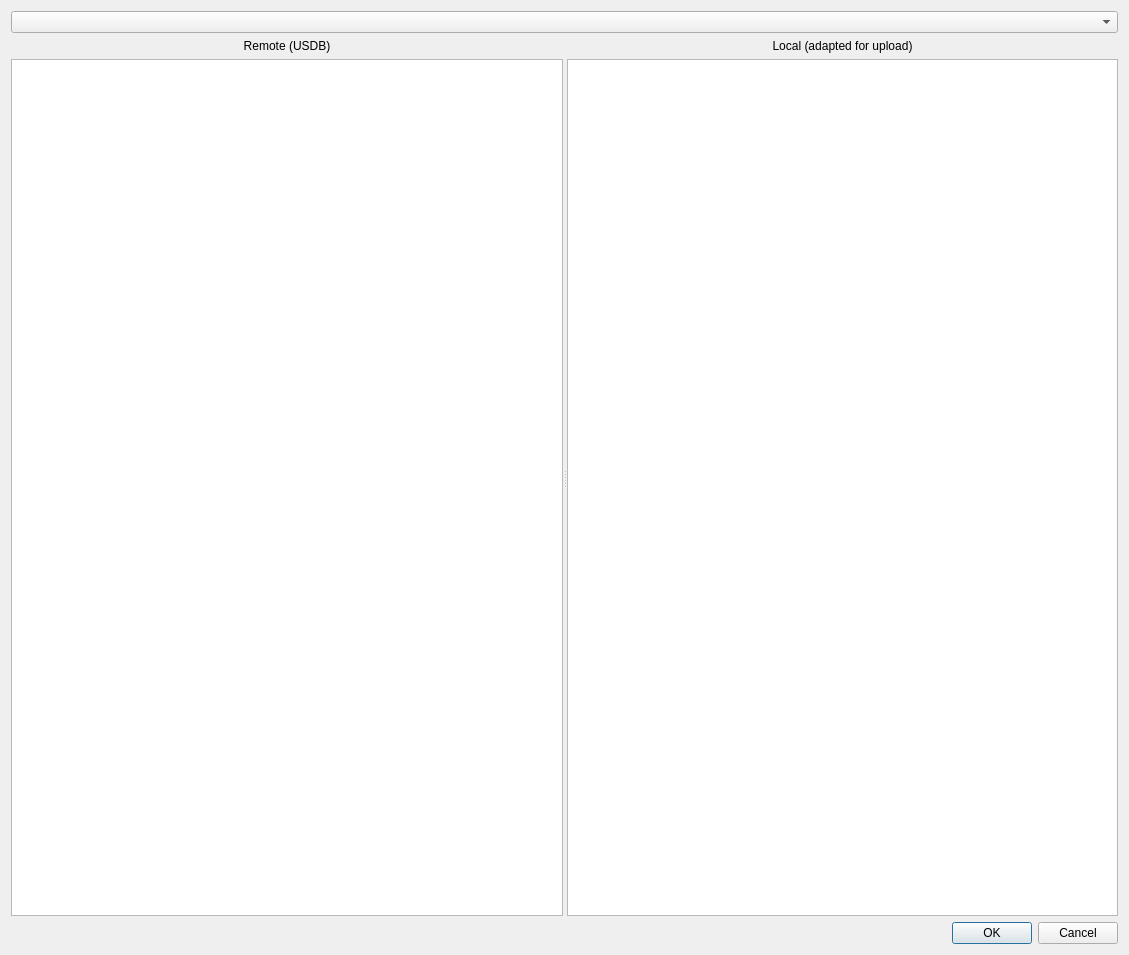
First picture: the form in src/usdb_syncer/gui/forms/UsdbUploadDialog.ui, repository bohning/usdb_syncer, before the edit.
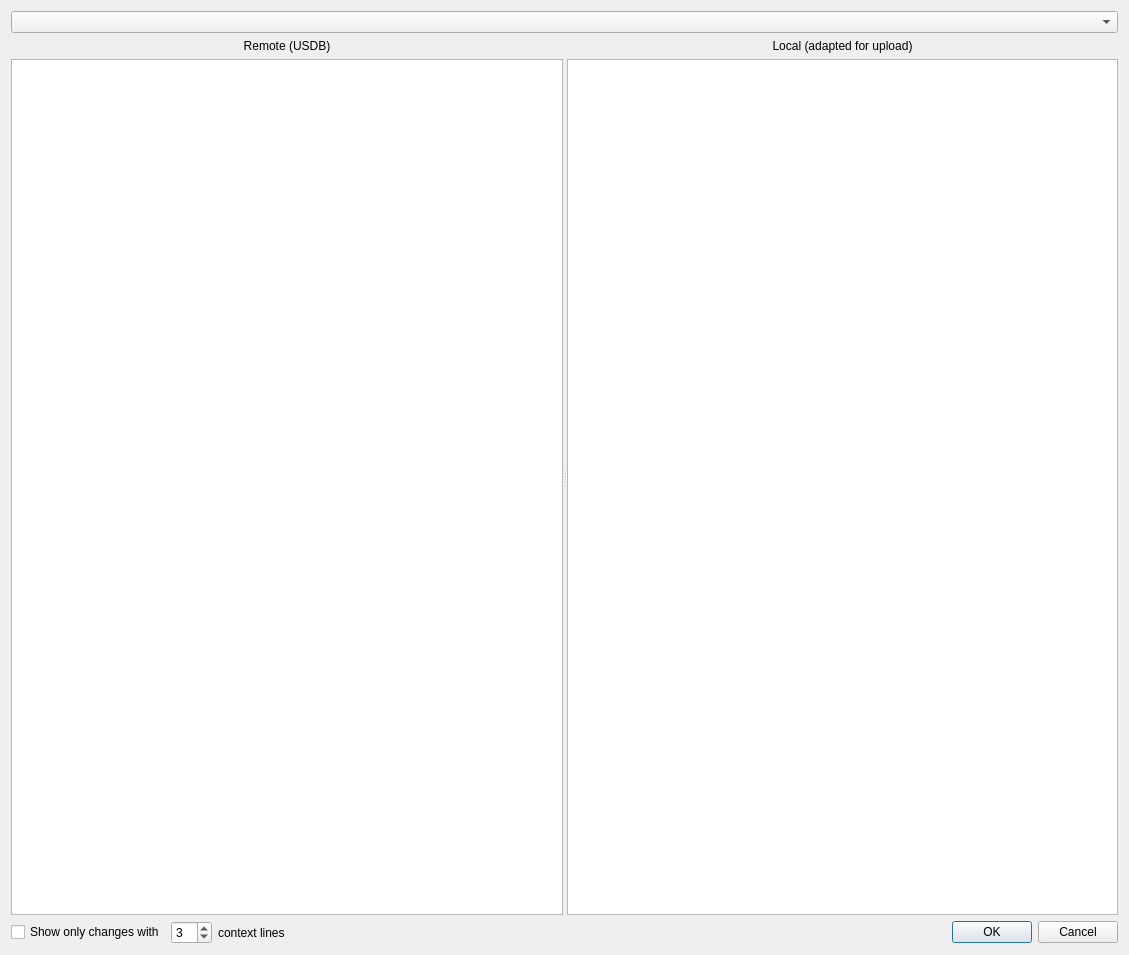
Second picture: the form after the edit.

Commit message: Add option to only show changed lines w/ context.

Diff of the .ui file:
```diff
--- a/src/usdb_syncer/gui/forms/UsdbUploadDialog.ui
+++ b/src/usdb_syncer/gui/forms/UsdbUploadDialog.ui
@@ -13,7 +13,7 @@
   <property name="windowTitle">
    <string>Submit changes to USDB</string>
   </property>
-  <layout class="QVBoxLayout" name="verticalLayout">
+  <layout class="QVBoxLayout" name="verticalLayout" stretch="0,1,0">
    <item>
     <widget class="QComboBox" name="comboBox_songs"/>
    </item>
@@ -59,6 +59,36 @@
     </widget>
    </item>
    <item>
+    <layout class="QHBoxLayout" name="horizontalLayout_2">
+     <item>
+      <layout class="QHBoxLayout" name="horizontalLayout">
+       <item>
+        <widget class="QCheckBox" name="checkBox_show_only_changes">
+         <property name="text">
+          <string>Show only changes with</string>
+         </property>
+        </widget>
+       </item>
+       <item>
+        <widget class="QSpinBox" name="spinBox_context_lines">
+         <property name="maximum">
+          <number>10</number>
+         </property>
+         <property name="value">
+          <number>3</number>
+         </property>
+        </widget>
+       </item>
+       <item>
+        <widget class="QLabel" name="label_3">
+         <property name="text">
+          <string>context lines</string>
+         </property>
+        </widget>
+       </item>
+      </layout>
+     </item>
+     <item>
     <widget class="QDialogButtonBox" name="buttonBox">
      <property name="orientation">
       <enum>Qt::Orientation::Horizontal</enum>
@@ -67,6 +97,8 @@
       <set>QDialogButtonBox::StandardButton::Cancel|QDialogButtonBox::StandardButton::Ok</set>
      </property>
     </widget>
+     </item>
+    </layout>
    </item>
   </layout>
  </widget>
```
Lines whose indentation alone changed are shown as unchanged. The commit also changes 4 other files.
